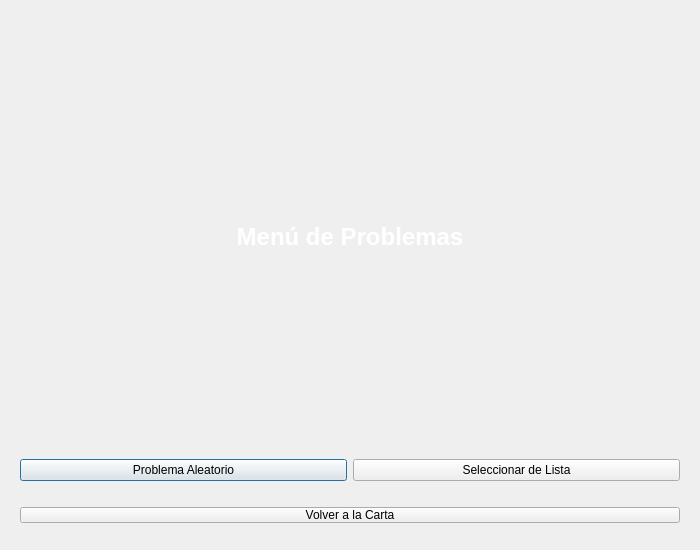
rcasmar2/Ihm_Trabajo, file Ihm_Trabajo/views/quizview.ui: the form before one commit.
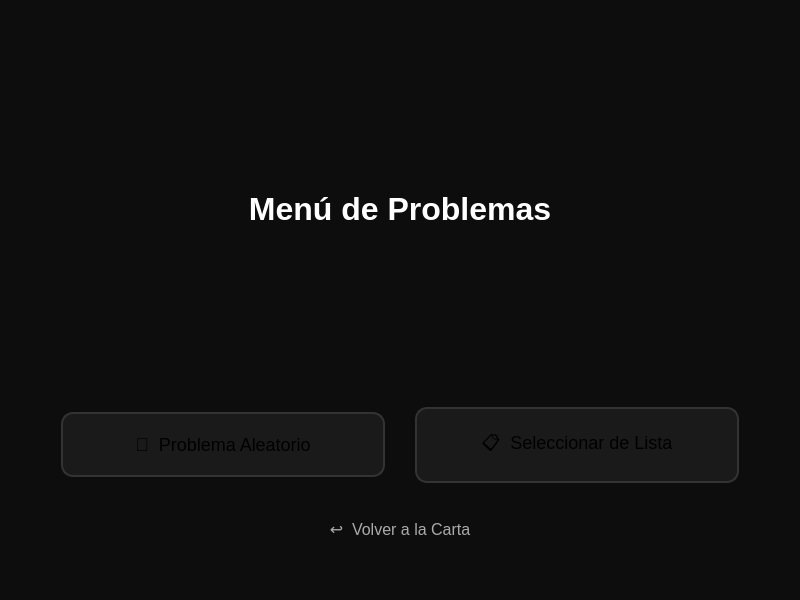
The form after the commit.

Commit message: Añadidos botones más bonitos para ventana de tests + quitada barra gris en medio de la foto de ventana de editar usuario + correcto guardado de usuarios en la bbdd del fichero.sqlite

What changed in the file:
```diff
--- a/Ihm_Trabajo/views/quizview.ui
+++ b/Ihm_Trabajo/views/quizview.ui
@@ -6,10 +6,28 @@
    <rect>
     <x>0</x>
     <y>0</y>
-    <width>700</width>
-    <height>550</height>
+    <width>800</width>
+    <height>600</height>
    </rect>
   </property>
+  <property name="styleSheet">
+    <string>
+      QWidget#QuizView {
+        background-color: #0d0d0d;
+      }
+      QPushButton#btnRandom, QPushButton#btnSelect {
+        font-size: 18px;
+        border-radius: 12px;
+        padding: 20px;
+        background-color: #1a1a1a;
+        border: 2px solid #333333;
+      }
+      QPushButton#btnRandom:hover, QPushButton#btnSelect:hover {
+        background-color: #252525;
+        border-color: #e94560;
+      }
+    </string>
+  </property>
   <layout class="QVBoxLayout" name="verticalLayout">
    <item>
     <widget class="QStackedWidget" name="stackedWidget">
@@ -20,15 +38,64 @@
      <!-- Page 0: Menu -->
      <widget class="QWidget" name="pageMenu">
       <layout class="QVBoxLayout" name="layoutMenu">
-        <item><widget class="QLabel" name="lblTitle"><property name="text"><string>Menú de Problemas</string></property><property name="alignment"><set>Qt::AlignCenter</set></property><property name="styleSheet"><string>font-size: 24px; font-weight: bold; color: white;</string></property></widget></item>
+        <property name="spacing">
+            <number>30</number>
+        </property>
+        <property name="leftMargin">
+            <number>50</number>
+        </property>
+        <property name="rightMargin">
+            <number>50</number>
+        </property>
+        <property name="topMargin">
+            <number>50</number>
+        </property>
+        <property name="bottomMargin">
+            <number>50</number>
+        </property>
+
+        <item>
+            <widget class="QLabel" name="lblTitle">
+                <property name="text"><string>Menú de Problemas</string></property>
+                <property name="alignment"><set>Qt::AlignCenter</set></property>
+                <property name="styleSheet"><string>font-size: 32px; font-weight: bold; color: #ffffff; margin-bottom: 20px;</string></property>
+            </widget>
+        </item>
+        
         <item>
            <layout class="QHBoxLayout" name="layoutButtons">
-              <item><widget class="QPushButton" name="btnRandom"><property name="text"><string>Problema Aleatorio</string></property><property name="minimumHeight"><number>50</number></property></widget></item>
-              <item><widget class="QPushButton" name="btnSelect"><property name="text"><string>Seleccionar de Lista</string></property><property name="minimumHeight"><number>50</number></property></widget></item>
+              <property name="spacing">
+                  <number>30</number>
+              </property>
+              <item>
+                  <widget class="QPushButton" name="btnRandom">
+                      <property name="text"><string>🎲  Problema Aleatorio</string></property>
+                      <property name="minimumHeight"><number>150</number></property>
+                      <property name="cursor"><cursorShape>PointingHandCursor</cursorShape></property>
+                  </widget>
+              </item>
+              <item>
+                  <widget class="QPushButton" name="btnSelect">
+                      <property name="text"><string>📋  Seleccionar de Lista</string></property>
+                      <property name="minimumHeight"><number>150</number></property>
+                      <property name="cursor"><cursorShape>PointingHandCursor</cursorShape></property>
+                  </widget>
+              </item>
            </layout>
         </item>
-        <item><widget class="QPushButton" name="btnBackToChart"><property name="text"><string>Volver a la Carta</string></property><property name="styleSheet"><string>margin-top: 20px;</string></property></widget></item>
-        <item><spacer name="spacer"><property name="orientation"><enum>Qt::Vertical</enum></property></spacer></item>
+        
+        <item>
+            <spacer name="spacerMenu"><property name="orientation"><enum>Qt::Vertical</enum></property></spacer>
+        </item>
+
+        <item>
+            <widget class="QPushButton" name="btnBackToChart">
+                <property name="text"><string>↩️  Volver a la Carta</string></property>
+                <property name="cursor"><cursorShape>PointingHandCursor</cursorShape></property>
+                <property name="class" stdset="0"><string>ghost</string></property>
+                <property name="styleSheet"><string>font-size: 16px; color: #aaaaaa; background: transparent; border: none;</string></property>
+            </widget>
+        </item>
       </layout>
      </widget>
 
```
Left out of the diff: 30 changed lines with no effect on the pictures. The commit also changes 6 other files.
